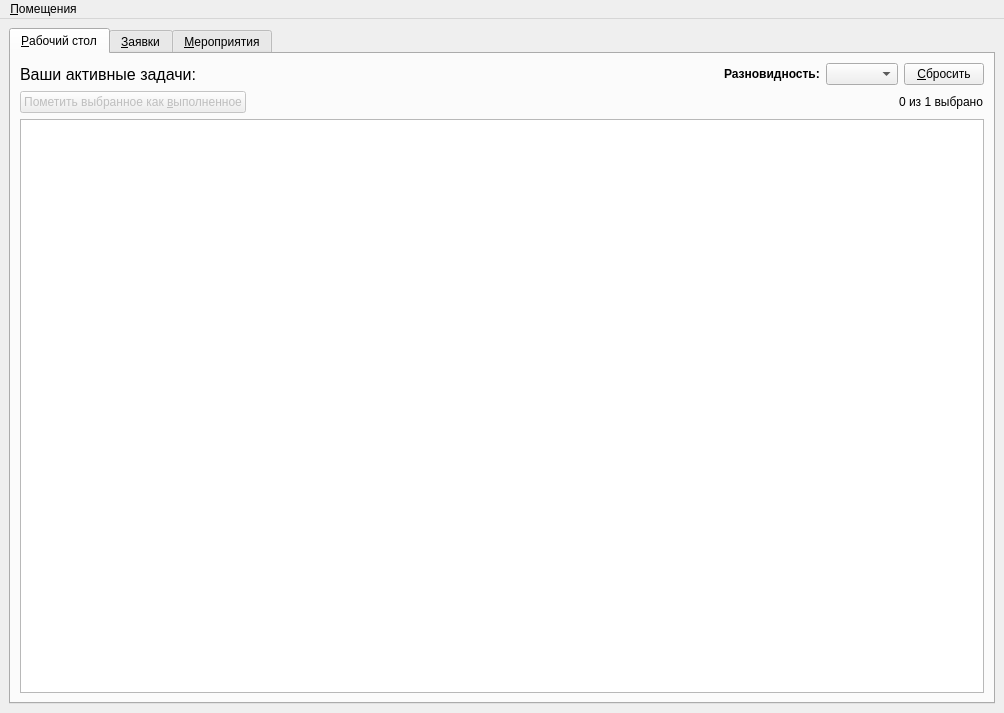
Qt form app/ui/main_window.ui (NTO-2nd-stage-ABP/ccms) before a commit.
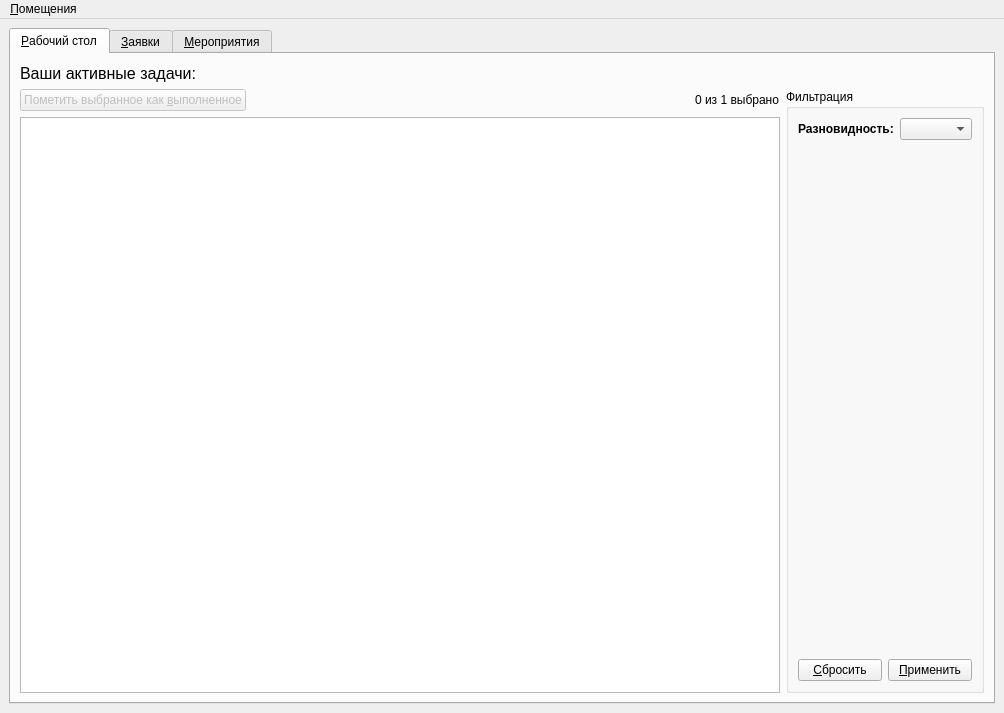
The same form after that commit. The open tabs and pages were chosen to show the change. Icons and pictures are not drawn.

Patch:
```diff
--- a/app/ui/main_window.ui
+++ b/app/ui/main_window.ui
@@ -98,6 +98,65 @@
             </item>
            </layout>
           </item>
+          <item>
+           <widget class="QGroupBox" name="groupBox">
+            <property name="title">
+             <string>Фильтрация</string>
+            </property>
+            <layout class="QVBoxLayout" name="verticalLayout">
+             <item>
+              <layout class="QFormLayout" name="formLayout">
+               <item row="0" column="0">
+                <widget class="QLabel" name="label_34">
+                 <property name="font">
+                  <font>
+                   <bold>true</bold>
+                  </font>
+                 </property>
+                 <property name="text">
+                  <string>Разновидность:</string>
+                 </property>
+                </widget>
+               </item>
+               <item row="0" column="1">
+                <widget class="QComboBox" name="comboBox_12"/>
+               </item>
+              </layout>
+             </item>
+             <item>
+              <spacer name="verticalSpacer">
+               <property name="orientation">
+                <enum>Qt::Vertical</enum>
+               </property>
+               <property name="sizeHint" stdset="0">
+                <size>
+                 <width>20</width>
+                 <height>40</height>
+                </size>
+               </property>
+              </spacer>
+             </item>
+             <item>
+              <layout class="QHBoxLayout" name="horizontalLayout">
+               <item>
+                <widget class="QPushButton" name="resetDesktopFilterButton">
+                 <property name="text">
+                  <string>&amp;Сбросить</string>
+                 </property>
+                </widget>
+               </item>
+               <item>
+                <widget class="QPushButton" name="pushButton_2">
+                 <property name="text">
+                  <string>&amp;Применить</string>
+                 </property>
+                </widget>
+               </item>
+              </layout>
+             </item>
+            </layout>
+           </widget>
+          </item>
          </layout>
         </item>
         <item row="0" column="0">
@@ -127,28 +186,6 @@
             </property>
            </spacer>
           </item>
-          <item>
-           <widget class="QLabel" name="label_34">
-            <property name="font">
-             <font>
-              <bold>true</bold>
-             </font>
-            </property>
-            <property name="text">
-             <string>Разновидность:</string>
-            </property>
-           </widget>
-          </item>
-          <item>
-           <widget class="QComboBox" name="comboBox_12"/>
-          </item>
-          <item>
-           <widget class="QPushButton" name="resetDesktopFilterButton">
-            <property name="text">
-             <string>&amp;Сбросить</string>
-            </property>
-           </widget>
-          </item>
          </layout>
         </item>
        </layout>
```
Left out of the diff: 84 changed lines with no effect on the pictures.
